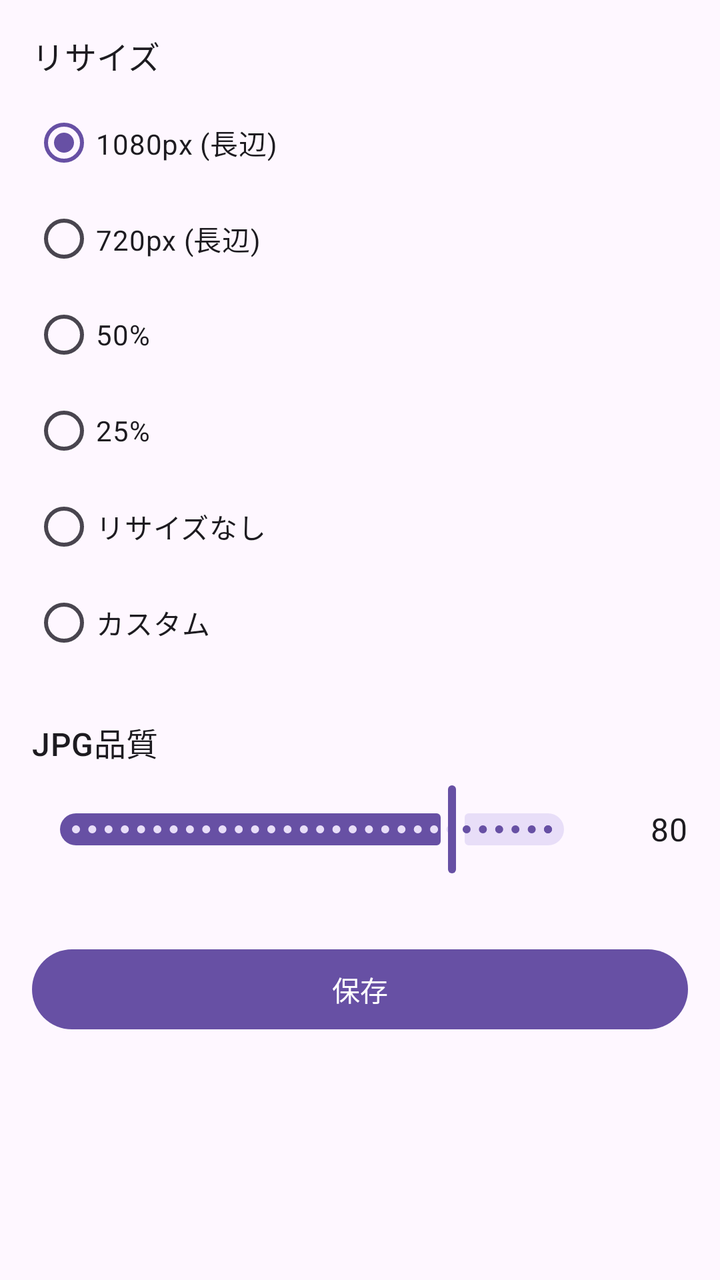
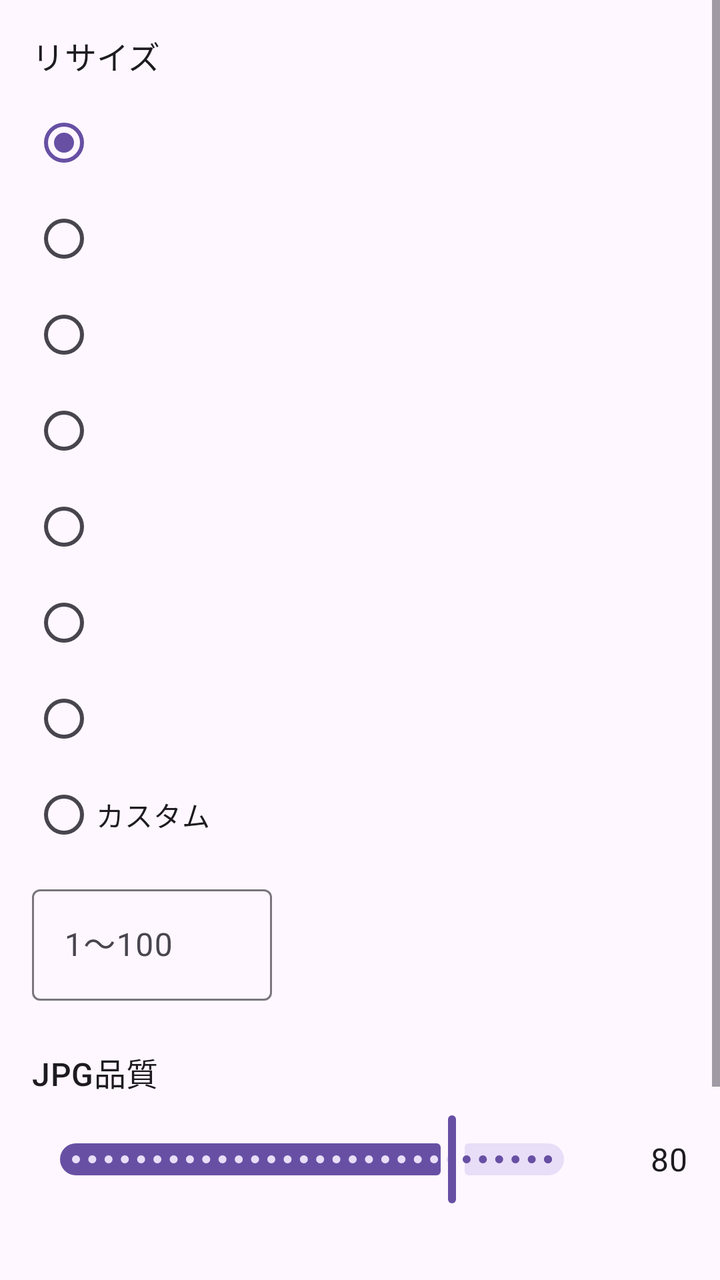

The first picture is an Android layout as it rendered before a commit; the second is the same layout after the commit. The layout source and the unified diff follow.
<!-- AndroidManifest.xml: application theme Theme.ScreenshotShrinker -->
<!-- res/layout/activity_settings.xml -->
<?xml version="1.0" encoding="utf-8"?>
<ScrollView xmlns:android="http://schemas.android.com/apk/res/android"
    xmlns:tools="http://schemas.android.com/tools"
    android:id="@+id/settingsRoot"
    android:layout_width="match_parent"
    android:layout_height="match_parent"
    tools:context=".SettingsActivity">

    <LinearLayout
        android:layout_width="match_parent"
        android:layout_height="wrap_content"
        android:orientation="vertical"
        android:padding="16dp">

        <TextView
            android:layout_width="wrap_content"
            android:layout_height="wrap_content"
            android:text="@string/label_resize"
            android:textAppearance="?attr/textAppearanceTitleMedium" />

        <RadioGroup
            android:id="@+id/resizeRadioGroup"
            android:layout_width="match_parent"
            android:layout_height="wrap_content"
            android:layout_marginTop="8dp"
            android:orientation="vertical">

            <RadioButton
                android:id="@+id/resize1080"
                android:layout_width="match_parent"
                android:layout_height="wrap_content"
                android:checked="true"
                android:text="@string/resize_1080" />

            <RadioButton
                android:id="@+id/resize720"
                android:layout_width="match_parent"
                android:layout_height="wrap_content"
                android:text="@string/resize_720" />

            <RadioButton
                android:id="@+id/resize50"
                android:layout_width="match_parent"
                android:layout_height="wrap_content"
                android:text="@string/resize_50" />

            <RadioButton
                android:id="@+id/resize25"
                android:layout_width="match_parent"
                android:layout_height="wrap_content"
                android:text="@string/resize_25" />

            <RadioButton
                android:id="@+id/resizeOriginal"
                android:layout_width="match_parent"
                android:layout_height="wrap_content"
                android:text="@string/resize_original" />

            <RadioButton
                android:id="@+id/resizeCustom"
                android:layout_width="match_parent"
                android:layout_height="wrap_content"
                android:text="@string/resize_custom" />
        </RadioGroup>

        <com.google.android.material.textfield.TextInputLayout
            android:id="@+id/customInputLayout"
            android:layout_width="match_parent"
            android:layout_height="wrap_content"
            android:layout_marginTop="8dp"
            android:visibility="gone"
            android:hint="@string/hint_custom_size">

            <com.google.android.material.textfield.TextInputEditText
                android:id="@+id/customInput"
                android:layout_width="match_parent"
                android:layout_height="wrap_content"
                android:inputType="number" />
        </com.google.android.material.textfield.TextInputLayout>

        <TextView
            android:layout_width="wrap_content"
            android:layout_height="wrap_content"
            android:layout_marginTop="24dp"
            android:text="@string/label_quality"
            android:textAppearance="?attr/textAppearanceTitleMedium" />

        <LinearLayout
            android:layout_width="match_parent"
            android:layout_height="wrap_content"
            android:layout_marginTop="8dp"
            android:gravity="center_vertical"
            android:orientation="horizontal">

            <com.google.android.material.slider.Slider
                android:id="@+id/qualitySlider"
                android:layout_width="0dp"
                android:layout_height="wrap_content"
                android:layout_weight="1"
                android:stepSize="1"
                android:value="80"
                android:valueFrom="1"
                android:valueTo="100" />

            <TextView
                android:id="@+id/qualityValueText"
                android:layout_width="48dp"
                android:layout_height="wrap_content"
                android:gravity="end"
                android:text="80"
                android:textAppearance="?attr/textAppearanceBodyLarge" />
        </LinearLayout>

        <com.google.android.material.button.MaterialButton
            android:id="@+id/buttonSave"
            android:layout_width="match_parent"
            android:layout_height="wrap_content"
            android:layout_marginTop="32dp"
            android:text="@string/action_save" />

        <TextView
            android:id="@+id/textStatus"
            android:layout_width="match_parent"
            android:layout_height="wrap_content"
            android:layout_marginTop="16dp"
            android:gravity="center"
            android:text="" />

    </LinearLayout>
</ScrollView>
<!-- resources referenced by this layout -->
<resources>
  <string name="action_save">保存</string>
  <string name="hint_custom_size">長辺サイズ (px)</string>
  <string name="label_quality">JPG品質</string>
  <string name="label_resize">リサイズ</string>
  <string name="resize_1080">1080px (長辺)</string>
  <string name="resize_25">25%</string>
  <string name="resize_50">50%</string>
  <string name="resize_720">720px (長辺)</string>
  <string name="resize_custom">カスタム</string>
  <string name="resize_original">リサイズなし</string>
  <style name="Theme.ScreenshotShrinker" parent="Base.Theme.ScreenshotShrinker" />
  <style name="Base.Theme.ScreenshotShrinker" parent="Theme.Material3.DayNight.NoActionBar">
          
          
      </style>
</resources>

<!-- the commit's change to res/layout/activity_settings.xml (unified diff, before → after) -->
@@ -26,35 +26,40 @@
             android:orientation="vertical">
 
             <RadioButton
-                android:id="@+id/resize1080"
+                android:id="@+id/resize100"
                 android:layout_width="match_parent"
                 android:layout_height="wrap_content"
-                android:checked="true"
-                android:text="@string/resize_1080" />
-
-            <RadioButton
-                android:id="@+id/resize720"
-                android:layout_width="match_parent"
-                android:layout_height="wrap_content"
-                android:text="@string/resize_720" />
+                android:checked="true" />
 
             <RadioButton
                 android:id="@+id/resize50"
                 android:layout_width="match_parent"
-                android:layout_height="wrap_content"
-                android:text="@string/resize_50" />
+                android:layout_height="wrap_content" />
 
             <RadioButton
-                android:id="@+id/resize25"
+                android:id="@+id/resize40"
                 android:layout_width="match_parent"
-                android:layout_height="wrap_content"
-                android:text="@string/resize_25" />
+                android:layout_height="wrap_content" />
 
             <RadioButton
-                android:id="@+id/resizeOriginal"
+                android:id="@+id/resize30"
                 android:layout_width="match_parent"
-                android:layout_height="wrap_content"
-                android:text="@string/resize_original" />
+                android:layout_height="wrap_content" />
+
+            <RadioButton
+                android:id="@+id/resize20"
+                android:layout_width="match_parent"
+                android:layout_height="wrap_content" />
+
+            <RadioButton
+                android:id="@+id/resize1080"
+                android:layout_width="match_parent"
+                android:layout_height="wrap_content" />
+
+            <RadioButton
+                android:id="@+id/resize768"
+                android:layout_width="match_parent"
+                android:layout_height="wrap_content" />
 
             <RadioButton
                 android:id="@+id/resizeCustom"
@@ -63,20 +68,35 @@
                 android:text="@string/resize_custom" />
         </RadioGroup>
 
-        <com.google.android.material.textfield.TextInputLayout
-            android:id="@+id/customInputLayout"
+        <LinearLayout
+            android:id="@+id/customRow"
             android:layout_width="match_parent"
             android:layout_height="wrap_content"
             android:layout_marginTop="8dp"
-            android:visibility="gone"
-            android:hint="@string/hint_custom_size">
+            android:gravity="center_vertical"
+            android:orientation="horizontal">
 
-            <com.google.android.material.textfield.TextInputEditText
-                android:id="@+id/customInput"
-                android:layout_width="match_parent"
+            <com.google.android.material.textfield.TextInputLayout
+                android:id="@+id/customInputLayout"
+                android:layout_width="120dp"
                 android:layout_height="wrap_content"
-                android:inputType="number" />
-        </com.google.android.material.textfield.TextInputLayout>
+                android:hint="@string/hint_custom_percent">
+
+                <com.google.android.material.textfield.TextInputEditText
+                    android:id="@+id/customInput"
+                    android:layout_width="match_parent"
+                    android:layout_height="wrap_content"
+                    android:inputType="number" />
+            </com.google.android.material.textfield.TextInputLayout>
+
+            <TextView
+                android:id="@+id/customResolutionText"
+                android:layout_width="0dp"
+                android:layout_height="wrap_content"
+                android:layout_marginStart="12dp"
+                android:layout_weight="1"
+                android:textAppearance="?attr/textAppearanceBodyMedium" />
+        </LinearLayout>
 
         <TextView
             android:layout_width="wrap_content"
@@ -111,11 +131,19 @@
                 android:textAppearance="?attr/textAppearanceBodyLarge" />
         </LinearLayout>
 
+        <TextView
+            android:id="@+id/estimateText"
+            android:layout_width="match_parent"
+            android:layout_height="wrap_content"
+            android:layout_marginTop="16dp"
+            android:gravity="center"
+            android:textAppearance="?attr/textAppearanceBodyMedium" />
+
         <com.google.android.material.button.MaterialButton
             android:id="@+id/buttonSave"
             android:layout_width="match_parent"
             android:layout_height="wrap_content"
-            android:layout_marginTop="32dp"
+            android:layout_marginTop="16dp"
             android:text="@string/action_save" />
 
         <TextView
<!-- resource entries referenced after the edit -->
@@ -1,15 +1,10 @@
 <!-- resources referenced by this layout -->
 <resources>
   <string name="action_save">保存</string>
-  <string name="hint_custom_size">長辺サイズ (px)</string>
+  <string name="hint_custom_percent">1〜100</string>
   <string name="label_quality">JPG品質</string>
   <string name="label_resize">リサイズ</string>
-  <string name="resize_1080">1080px (長辺)</string>
-  <string name="resize_25">25%</string>
-  <string name="resize_50">50%</string>
-  <string name="resize_720">720px (長辺)</string>
   <string name="resize_custom">カスタム</string>
-  <string name="resize_original">リサイズなし</string>
   <style name="Theme.ScreenshotShrinker" parent="Base.Theme.ScreenshotShrinker" />
   <style name="Base.Theme.ScreenshotShrinker" parent="Theme.Material3.DayNight.NoActionBar">
           
